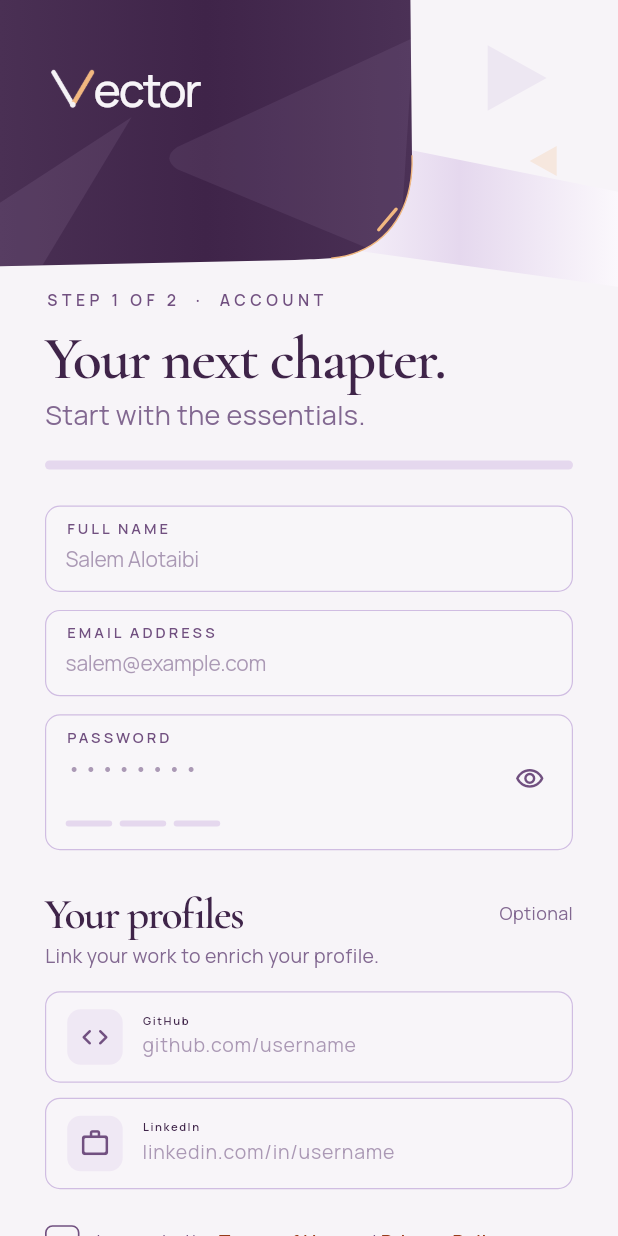
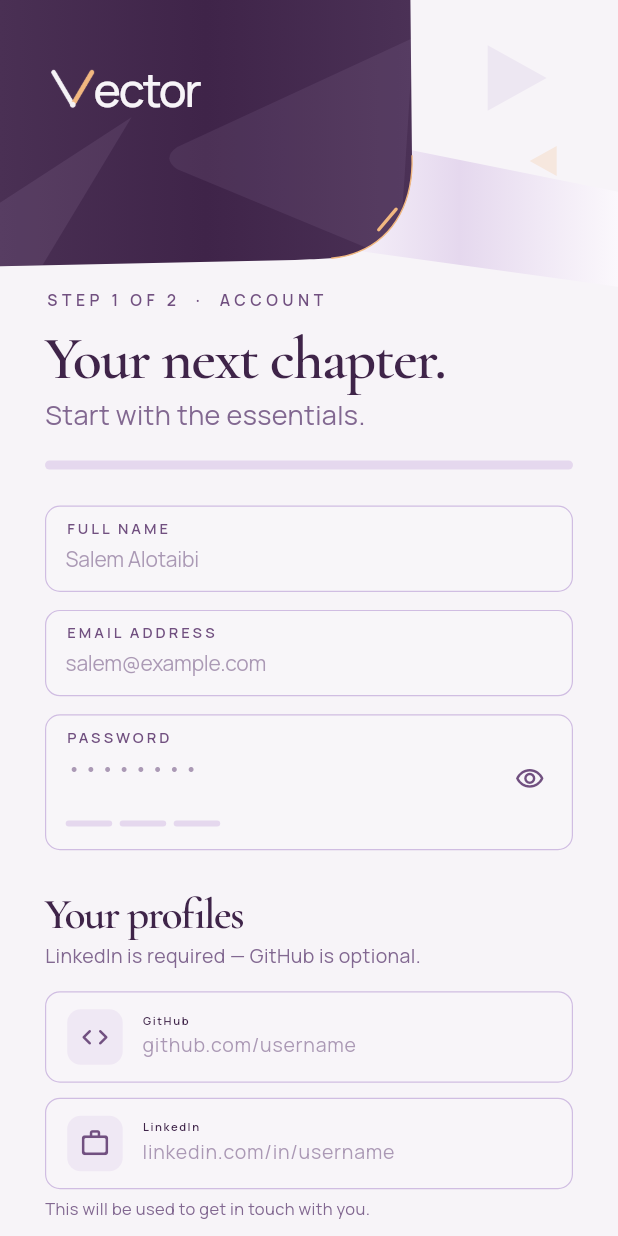
Before and after one commit to F-S-Tuwaiq/Vector, a Flutter app: the SignUpScreen screen opened directly, on a phone screen of 412 x 824 dp. Run offline on Flutter 3.47's test engine with Material 3 defaults, Android fonts, the phone set to English and light mode, and no system bars; our stand-ins replace flutter_dotenv, google_fonts, supabase_flutter; missing offline and left inert: file_selector; accounts and stored records are empty.

Commit message:
Add guest mode, require LinkedIn, multi-category skills, smoother tabs
- Login: "Continue as Guest!" jumps straight to Home with a read-only
  demo profile (DemoProfileRepository), no sign-in required
- Sign up: LinkedIn is now required (GitHub stays optional), with a
  note explaining it's used to get in touch
- Sign up: skill categories are multi-select instead of one at a time;
  minimum skills lowered from 3 to 1 (still capped at 6)
- Root shell: tab switches now use a longer, eased fade + scale + slide
  instead of a flat 200ms linear fade

```diff
--- a/lib/screens/about_us_screen.dart
+++ b/lib/screens/about_us_screen.dart
@@ -129,8 +129,6 @@ class AboutUsScreen extends StatelessWidget {
                     ),
                   ),
                   const SizedBox(height: 28),
-                  const _SaudiMadeSignature(),
-                  const SizedBox(height: 20),
                   const Text(
                     'From a shared classroom to a shared direction.\nWith care, Sham & Fatimah.',
                     textAlign: TextAlign.center,
@@ -140,6 +138,8 @@ class AboutUsScreen extends StatelessWidget {
                       color: VectorColors.textSecondary,
                     ),
                   ),
+                  const SizedBox(height: 20),
+                  const _SaudiMadeSignature(),
                 ],
               ),
             ),
--- a/lib/screens/sign_up_screen.dart
+++ b/lib/screens/sign_up_screen.dart
@@ -59,7 +59,7 @@ class _SignUpScreenState extends State<SignUpScreen>
   bool _acceptedPrivacy = false;
   bool _agreedToLegal = false;
 
-  String _category = 'Design';
+  final Set<String> _selectedCategories = {'Design'};
 
   final List<String> _selectedSkills = [
     'UI / UX design',
@@ -231,7 +231,8 @@ class _SignUpScreenState extends State<SignUpScreen>
     return _name.text.trim().isNotEmpty &&
         _validEmail &&
         _validPassword &&
-        _legalAccepted;
+        _legalAccepted &&
+        _linkedin.text.trim().isNotEmpty;
   }
 
   double get _accountProgress {
@@ -253,7 +254,11 @@ class _SignUpScreenState extends State<SignUpScreen>
       completed++;
     }
 
-    return completed / 4;
+    if (_linkedin.text.trim().isNotEmpty) {
+      completed++;
+    }
+
+    return completed / 5;
   }
 
   double get _skillsProgress {
@@ -301,6 +306,11 @@ class _SignUpScreenState extends State<SignUpScreen>
       return;
     }
 
+    if (_linkedin.text.trim().isEmpty) {
+      _showMessage('Add your LinkedIn profile to continue.');
+      return;
+    }
+
     await _pageController.animateToPage(
       1,
       duration: const Duration(milliseconds: 420),
@@ -319,8 +329,8 @@ class _SignUpScreenState extends State<SignUpScreen>
   }
 
   Future<void> _createAccount() async {
-    if (_selectedSkills.length < 3) {
-      _showMessage('Choose at least 3 skills.');
+    if (_selectedSkills.isEmpty) {
+      _showMessage('Choose at least 1 skill.');
 
       return;
     }
@@ -540,25 +550,15 @@ class _SignUpScreenState extends State<SignUpScreen>
 
               const SizedBox(height: 28),
 
-              Row(
-                children: [
-                  Expanded(
-                    child: Text(
-                      'Your profiles',
-                      style: AppTypography.display(size: 29, height: 1),
-                    ),
-                  ),
-                  Text(
-                    'Optional',
-                    style: AppTypography.sans(size: 12, color: AppColors.muted),
-                  ),
-                ],
+              Text(
+                'Your profiles',
+                style: AppTypography.display(size: 29, height: 1),
               ),
 
               const SizedBox(height: 5),
 
               Text(
-                'Link your work to enrich your profile.',
+                'LinkedIn is required — GitHub is optional.',
                 style: AppTypography.sans(size: 13, color: AppColors.muted),
               ),
 
@@ -578,6 +578,13 @@ class _SignUpScreenState extends State<SignUpScreen>
                 title: 'LinkedIn',
                 hint: 'linkedin.com/in/username',
                 icon: Icons.work_outline_rounded,
+              ),
+
+              const SizedBox(height: 6),
+
+              Text(
+                'This will be used to get in touch with you.',
+                style: AppTypography.sans(size: 11, color: AppColors.muted),
               ),
 
               const SizedBox(height: 23),
@@ -639,7 +646,9 @@ class _SignUpScreenState extends State<SignUpScreen>
   }
 
   Widget _skillsPage() {
-    final currentSkills = _skills[_category] ?? const <String>[];
+    final currentSkills = _selectedCategories
+        .expand((category) => _skills[category] ?? const <String>[])
+        .toList();
 
     return ListView(
       keyboardDismissBehavior: ScrollViewKeyboardDismissBehavior.onDrag,
@@ -672,7 +681,7 @@ class _SignUpScreenState extends State<SignUpScreen>
               const SizedBox(height: 6),
 
               Text(
-                'Choose 3–6 skills. Add evidence to support them.',
+                'Choose 1–6 skills. Add evidence to support them.',
                 style: AppTypography.sans(size: 16, color: AppColors.muted),
               ),
 
@@ -692,15 +701,19 @@ class _SignUpScreenState extends State<SignUpScreen>
                   itemBuilder: (context, index) {
                     final category = _skills.keys.elementAt(index);
 
-                    final selected = _category == category;
+                    final selected = _selectedCategories.contains(category);
 
                     return ChoiceChip(
                       selected: selected,
                       showCheckmark: false,
                       label: Text(category),
-                      onSelected: (_) {
+                      onSelected: (isSelected) {
                         setState(() {
-                          _category = category;
+                          if (isSelected) {
+                            _selectedCategories.add(category);
+                          } else if (_selectedCategories.length > 1) {
+                            _selectedCategories.remove(category);
+                          }
                         });
                       },
                       backgroundColor: Colors.white.withValues(alpha: 0.08),
```
Also changed, not shown: lib/data/profile_repository.dart (+66 -0 lines), lib/screens/log_in_screen.dart (+25 -0 lines), lib/screens/root_shell.dart (+22 -4 lines).
